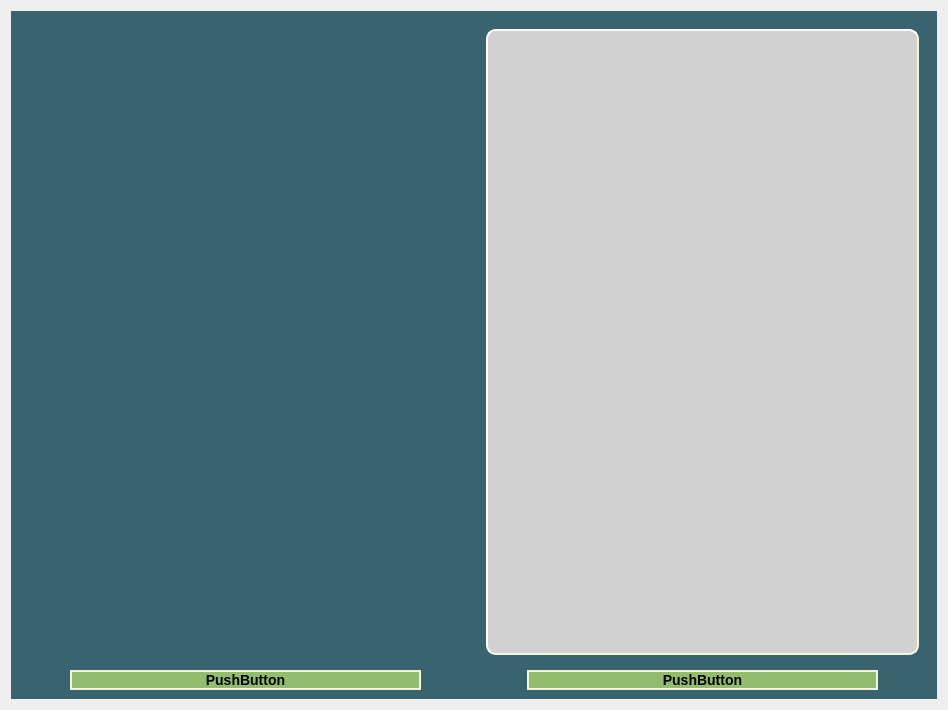
The-afroman/CS1D-vacation-project, file trippage.ui: the form before one commit.
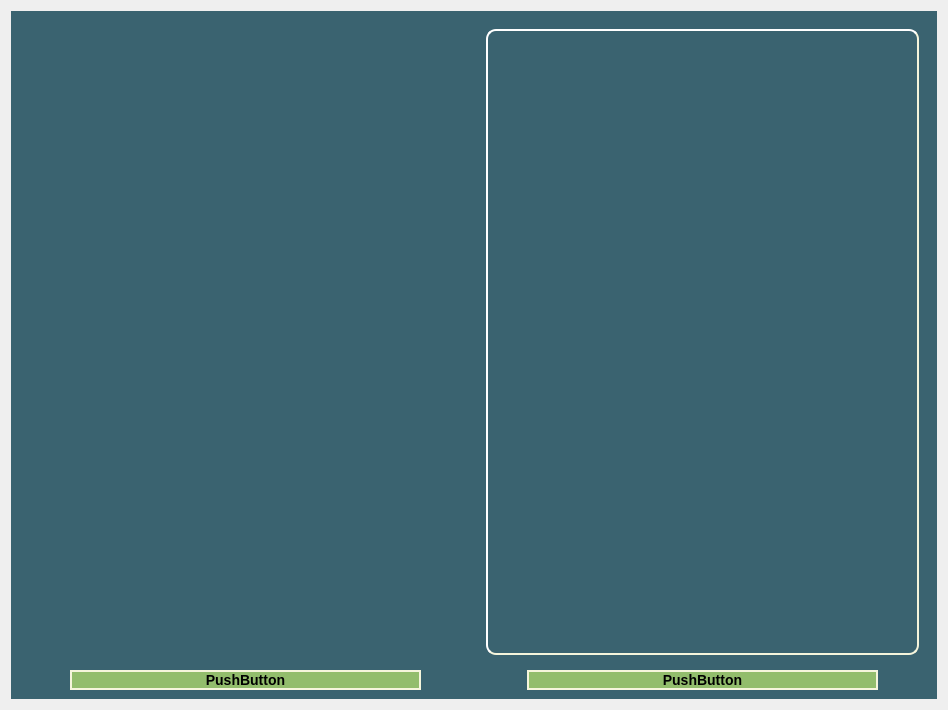
The form after the commit.

Commit message: improved visibility of food widget on dark themes

Diff of the .ui file:
```diff
--- a/trippage.ui
+++ b/trippage.ui
@@ -85,7 +85,7 @@
          <item>
           <widget class="QWidget" name="LabelWidget" native="true">
            <property name="styleSheet">
-            <string notr="true">background-color: rgb(209, 209, 209);
+            <string notr="true">
     border-style: outset;
     border-width: 2px;
     border-radius: 10px;
```
